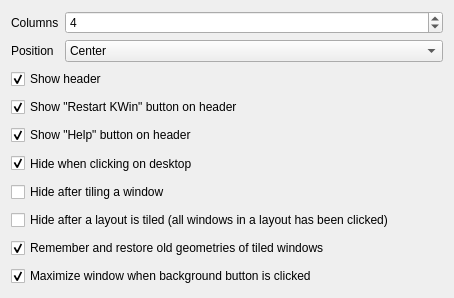
Old version of the form package/contents/ui/config.ui in the repository qewer33/Exquisite.
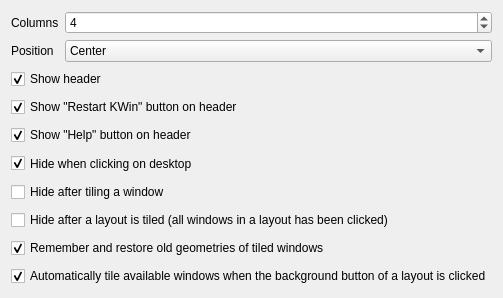
New version of the form.

Commit message: Give auto tiled windows focus

What changed in the file:
```diff
--- a/package/contents/ui/config.ui
+++ b/package/contents/ui/config.ui
@@ -209,7 +209,7 @@
       </sizepolicy>
      </property>
      <property name="text">
-      <string>Maximize window when background button is clicked</string>
+      <string>Automatically tile available windows when the background button of a layout is clicked</string>
      </property>
      <property name="checked">
       <bool>true</bool>
```
The commit also changes 1 other file.
